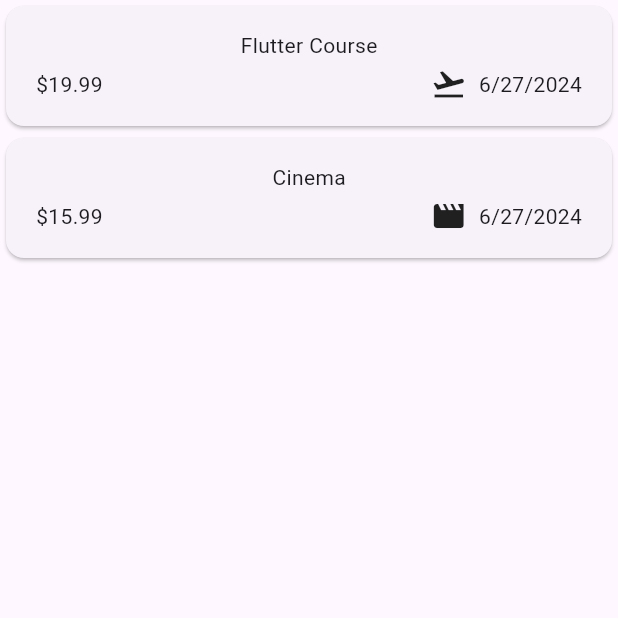
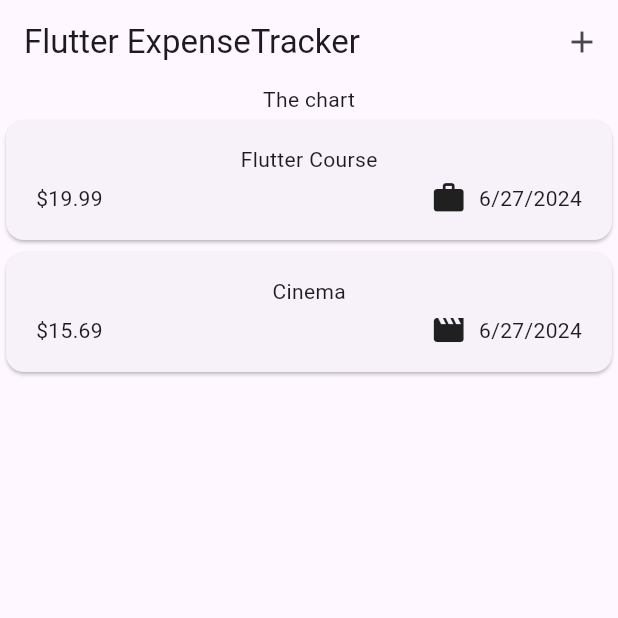
Before and after one commit to Ivar-7/flutter_app1, a Flutter app: the screen it shows after launch, on a phone screen of 412 x 824 dp, the top half of it. Run offline on Flutter 3.47's test engine with Material 3 defaults, Android fonts, the phone set to English and light mode, and no system bars.

Commit message:
input title and refactor

```diff
--- a/lib/expenses.dart
+++ /dev/null
@@ -1,37 +0,0 @@
-import 'package:flutter/material.dart';
-import 'package:flutter_app1/widgets/expenses_view/expenses_list.dart';
-import 'package:flutter_app1/models/expense.dart';
-
-class Expenses extends StatefulWidget {
-  const Expenses({super.key});
-
-  @override
-  State<Expenses> createState() => _ExpensesState();
-}
-
-class _ExpensesState extends State<Expenses> {
-
-  final List<Expense> _expenses = [
-    Expense(
-      title: "Flutter Course",
-      amount: 19.99,
-      date: DateTime.now(),
-      category: Category.travel,
-    ),
-    Expense(
-      title: "Cinema",
-      amount: 15.99,
-      date: DateTime.now(),
-      category: Category.leisure,
-    ),
-  ];
-
-  @override
-  Widget build(BuildContext context) {
-    return Scaffold(
-      body: Column(
-        children: [Expanded(child: ExpensesList(expenses: _expenses))],
-      ),
-    );
-  }
-}
--- /dev/null
+++ b/lib/widgets/expenses.dart
@@ -0,0 +1,61 @@
+import 'package:flutter_app1/widgets/new_expense.dart';
+import 'package:flutter/material.dart';
+
+import 'package:flutter_app1/widgets/expenses_list/expenses_list.dart';
+import 'package:flutter_app1/models/expense.dart';
+
+class Expenses extends StatefulWidget {
+  const Expenses({super.key});
+
+  @override
+  State<Expenses> createState() {
+    return _ExpensesState();
+  }
+}
+
+class _ExpensesState extends State<Expenses> {
+  final List<Expense> _registeredExpenses = [
+    Expense(
+      title: 'Flutter Course',
+      amount: 19.99,
+      date: DateTime.now(),
+      category: Category.work,
+    ),
+    Expense(
+      title: 'Cinema',
+      amount: 15.69,
+      date: DateTime.now(),
+      category: Category.leisure,
+    ),
+  ];
+
+  void _openAddExpenseOverlay() {
+    showModalBottomSheet(
+      context: context,
+      builder: (ctx) => const NewExpense(),
+    );
+  }
+
+  @override
+  Widget build(BuildContext context) {
+    return Scaffold(
+      appBar: AppBar(
+        title: const Text('Flutter ExpenseTracker'),
+        actions: [
+          IconButton(
+            onPressed: _openAddExpenseOverlay,
+            icon: const Icon(Icons.add),
+          ),
+        ],
+      ),
+      body: Column(
+        children: [
+          const Text('The chart'),
+          Expanded(
+            child: ExpensesList(expenses: _registeredExpenses),
+          ),
+        ],
+      ),
+    );
+  }
+}
--- a/lib/widgets/expenses_view/expense_item.dart
+++ b/lib/widgets/expenses_list/expense_item.dart
@@ -1,8 +1,9 @@
 import 'package:flutter/material.dart';
+
 import 'package:flutter_app1/models/expense.dart';
 
 class ExpenseItem extends StatelessWidget {
-  const ExpenseItem({super.key, required this.expense});
+  const ExpenseItem(this.expense, {super.key});
 
   final Expense expense;
 
--- a/lib/widgets/expenses_view/expenses_list.dart
+++ b/lib/widgets/expenses_list/expenses_list.dart
@@ -1,19 +1,21 @@
 import 'package:flutter/material.dart';
+
+import 'package:flutter_app1/widgets/expenses_list/expense_item.dart';
 import 'package:flutter_app1/models/expense.dart';
-import 'package:flutter_app1/widgets/expenses_view/expense_item.dart';
 
 class ExpensesList extends StatelessWidget {
-  const ExpensesList({super.key, required this.expenses});
+  const ExpensesList({
+    super.key,
+    required this.expenses,
+  });
+
   final List<Expense> expenses;
 
   @override
   Widget build(BuildContext context) {
     return ListView.builder(
       itemCount: expenses.length,
-      itemBuilder: (context, index) {
-        final expense = expenses[index];
-        return ExpenseItem(expense: expense);
-      },
+      itemBuilder: (ctx, index) => ExpenseItem(expenses[index]),
     );
   }
 }
```
Also changed, not shown: lib/main.dart (+8 -2 lines), lib/widgets/new_expense.dart (added, +46 -0 lines).
